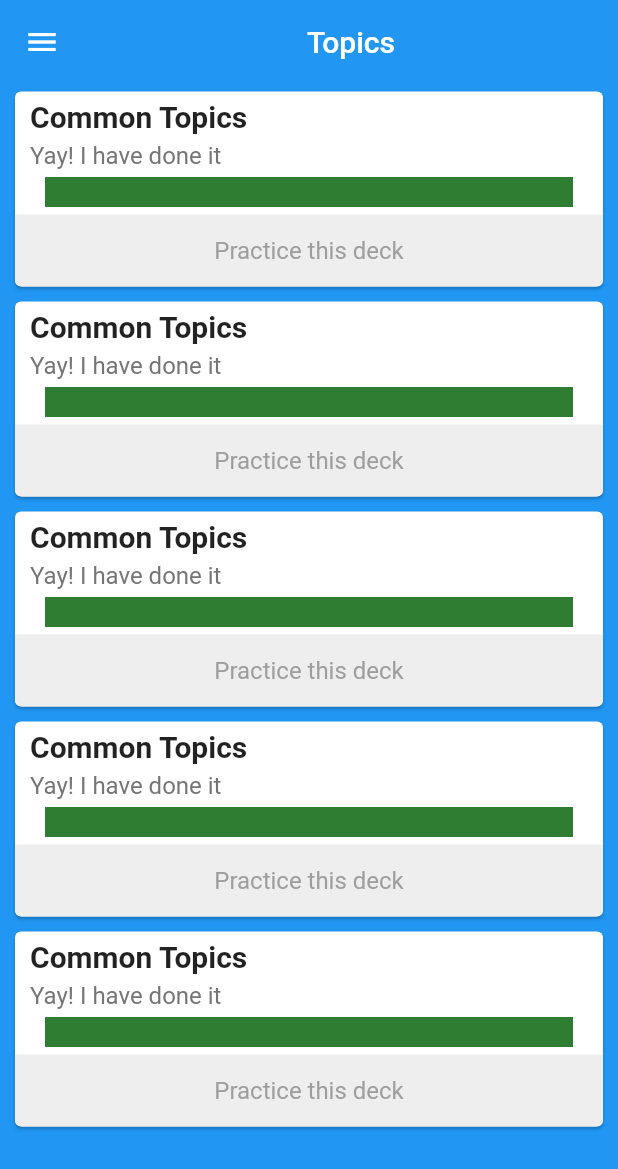
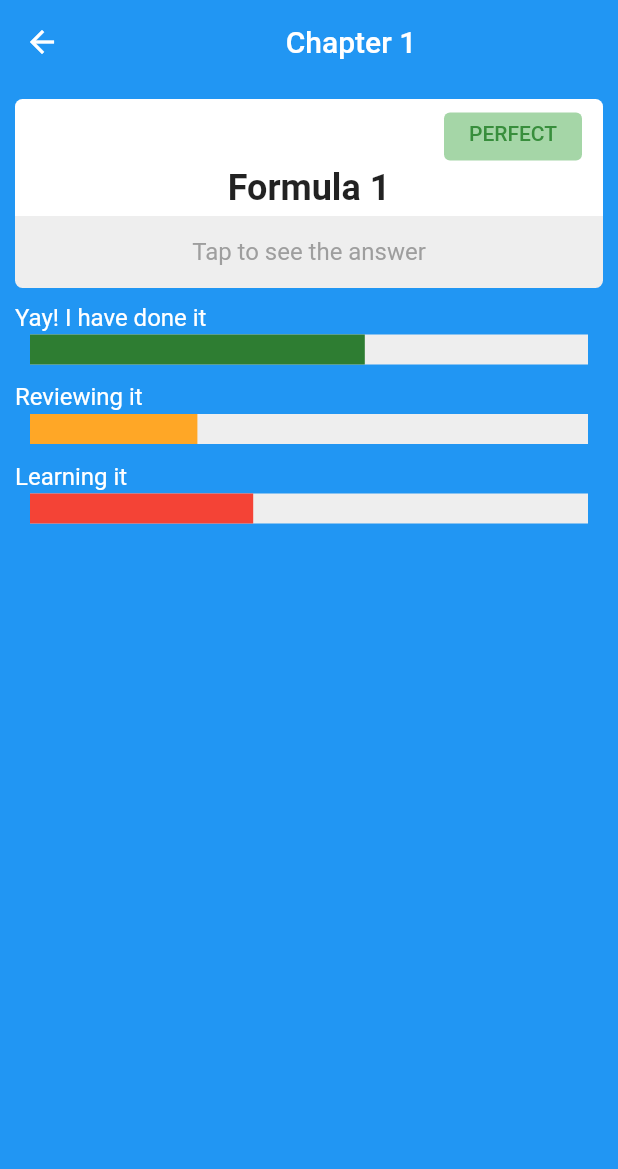
Before and after one commit to Shalini241/almond, a Flutter app: the screen it shows after launch, after a tap on "Practice this deck", on a phone screen of 412 x 824 dp. Shown: the top 1169 px of the screen. Run offline on Flutter 3.47's test engine with Material 2 defaults, Android fonts, the phone set to English and light mode, and no system bars; drawn by our look-alikes of flip_card, percent_indicator.

Commit message:
Added topic and formula card

```diff
--- a/lib/main.dart
+++ b/lib/main.dart
@@ -1,4 +1,5 @@
 import 'package:almond/screens/dashboard.dart';
+import 'package:almond/screens/formula_screen.dart';
 import 'package:flutter/material.dart';
 
 void main() {
@@ -20,6 +21,9 @@ class MyApp extends StatelessWidget {
         ),
       ),
       home: Dashboard(),
+      routes: {
+        FormulaScreen.routeName: (ctx) => FormulaScreen(1),
+      },
     );
   }
 }
--- a/lib/screens/dashboard.dart
+++ b/lib/screens/dashboard.dart
@@ -14,7 +14,7 @@ class Dashboard extends StatelessWidget {
         actions: [],
       ),
       body: ListView.builder(
-        itemBuilder: (ctx, i) => TopicCard(),
+        itemBuilder: (ctx, i) => TopicCard(i),
         itemCount: 5,
       ),
       drawer: AppDrawer(),
--- /dev/null
+++ b/lib/screens/formula_screen.dart
@@ -0,0 +1,87 @@
+import 'package:almond/widgets/formula_card.dart';
+import 'package:flutter/material.dart';
+import 'package:percent_indicator/linear_percent_indicator.dart';
+
+class FormulaScreen extends StatelessWidget {
+  static final routeName = '/topic_card';
+
+  final int i;
+  FormulaScreen(this.i);
+  @override
+  Widget build(BuildContext context) {
+    return Scaffold(
+      appBar: AppBar(
+        title: Center(
+          child: Text('Chapter 1'),
+        ),
+        elevation: 0.0,
+        actions: [],
+      ),
+      body: Container(
+        padding: EdgeInsets.all(10),
+        child: Column(
+          children: <Widget>[
+            FormulaCard(),
+            Container(
+              padding: EdgeInsets.only(top: 10),
+              width: MediaQuery.of(context).size.width,
+              child: Text(
+                'Yay! I have done it',
+                textAlign: TextAlign.left,
+                style: TextStyle(color: Colors.white, fontSize: 16),
+              ),
+            ),
+            Container(
+              width: MediaQuery.of(context).size.width,
+              padding: EdgeInsets.symmetric(vertical: 2),
+              child: LinearPercentIndicator(
+                lineHeight: 20.0,
+                percent: 0.6,
+                progressColor: Colors.green[800],
+                backgroundColor: Colors.grey[200],
+              ),
+            ),
+            Container(
+              padding: EdgeInsets.only(top: 10),
+              width: MediaQuery.of(context).size.width,
+              child: Text(
+                'Reviewing it',
+                textAlign: TextAlign.left,
+                style: TextStyle(color: Colors.white, fontSize: 16),
+              ),
+            ),
+            Container(
+              width: MediaQuery.of(context).size.width,
+              padding: EdgeInsets.symmetric(vertical: 2),
+              child: LinearPercentIndicator(
+                lineHeight: 20.0,
+                percent: 0.3,
+                progressColor: Colors.orange[400],
+                backgroundColor: Colors.grey[200],
+              ),
+            ),
+            Container(
+              padding: EdgeInsets.only(top: 10),
+              width: MediaQuery.of(context).size.width,
+              child: Text(
+                'Learning it',
+                textAlign: TextAlign.left,
+                style: TextStyle(color: Colors.white, fontSize: 16),
+              ),
+            ),
+            Container(
+              width: MediaQuery.of(context).size.width,
+              padding: EdgeInsets.symmetric(vertical: 2),
+              child: LinearPercentIndicator(
+                lineHeight: 20.0,
+                percent: 0.4,
+                progressColor: Colors.red,
+                backgroundColor: Colors.grey[200],
+              ),
+            ),
+          ],
+        ),
+      ),
+    );
+  }
+}
--- /dev/null
+++ b/lib/widgets/formula_card.dart
@@ -0,0 +1,81 @@
+import 'package:flip_card/flip_card.dart';
+import 'package:flutter/material.dart';
+
+class FormulaCard extends StatelessWidget {
+  const FormulaCard({
+    Key key,
+  }) : super(key: key);
+
+  @override
+  Widget build(BuildContext context) {
+    return FlipCard(
+      front: Column(
+        children: <Widget>[
+          Container(
+            padding: EdgeInsets.symmetric(vertical: 5, horizontal: 10),
+            width: MediaQuery.of(context).size.width,
+            decoration: BoxDecoration(
+              color: Colors.white,
+              borderRadius: BorderRadius.vertical(
+                top: Radius.circular(5),
+              ),
+            ),
+            child: Column(
+              children: <Widget>[
+                Container(
+                    alignment: Alignment.centerRight,
+                    child: SizedBox(
+                      width: 100.0,
+                      height: 40.0,
+                      child: const Card(
+                        //green[200]
+                        color: const Color(0xffA5D6A7),
+                        child: Padding(
+                          padding: const EdgeInsets.all(6.0),
+                          // 2E7D32 green[800], 388E3C green[700]
+                          child: Text(
+                            'PERFECT',
+                            textAlign: TextAlign.center,
+                            style: TextStyle(
+                                color: const Color(0xff388E3C),
+                                fontWeight: FontWeight.w500),
+                          ),
+                        ),
+                        elevation: 0.0,
+                      ),
+                    )),
+                Text(
+                  'Formula 1',
+                  textAlign: TextAlign.center,
+                  style: TextStyle(fontWeight: FontWeight.bold, fontSize: 24),
+                ),
+              ],
+            ),
+          ),
+          Container(
+            width: MediaQuery.of(context).size.width,
+            decoration: BoxDecoration(
+              color: Colors.grey[200],
+              borderRadius: BorderRadius.vertical(
+                bottom: Radius.circular(5),
+              ),
+            ),
+            child: FlatButton(
+              child: Text(
+                'Tap to see the answer',
+                textAlign: TextAlign.center,
+                style: TextStyle(
+                  color: Colors.grey[500],
+                  fontSize: 16,
+                  fontWeight: FontWeight.w400,
+                ),
+              ),
+              onPressed: () {},
+            ),
+          ),
+        ],
+      ),
+      back: Text('Back'),
+    );
+  }
+}
--- a/lib/widgets/topic_card.dart
+++ b/lib/widgets/topic_card.dart
@@ -1,7 +1,10 @@
+import 'package:almond/screens/formula_screen.dart';
 import 'package:flutter/material.dart';
 import 'package:percent_indicator/linear_percent_indicator.dart';
 
 class TopicCard extends StatelessWidget {
+  final int i;
+  TopicCard(this.i);
   @override
   Widget build(BuildContext context) {
     return Card(
@@ -60,7 +63,9 @@ class TopicCard extends StatelessWidget {
                     fontWeight: FontWeight.w400,
                   ),
                 ),
-                onPressed: () {},
+                onPressed: () {
+                  Navigator.pushNamed(context, FormulaScreen.routeName);
+                },
               ),
             )
           ],
--- a/pubspec.yaml
+++ b/pubspec.yaml
@@ -25,6 +25,7 @@ dependencies:
     sdk: flutter
 
   percent_indicator: ^2.1.8
+  flip_card: ^0.4.4
 
 
   # The following adds the Cupertino Icons font to your application.
```
Also changed, not shown: pubspec.lock.
